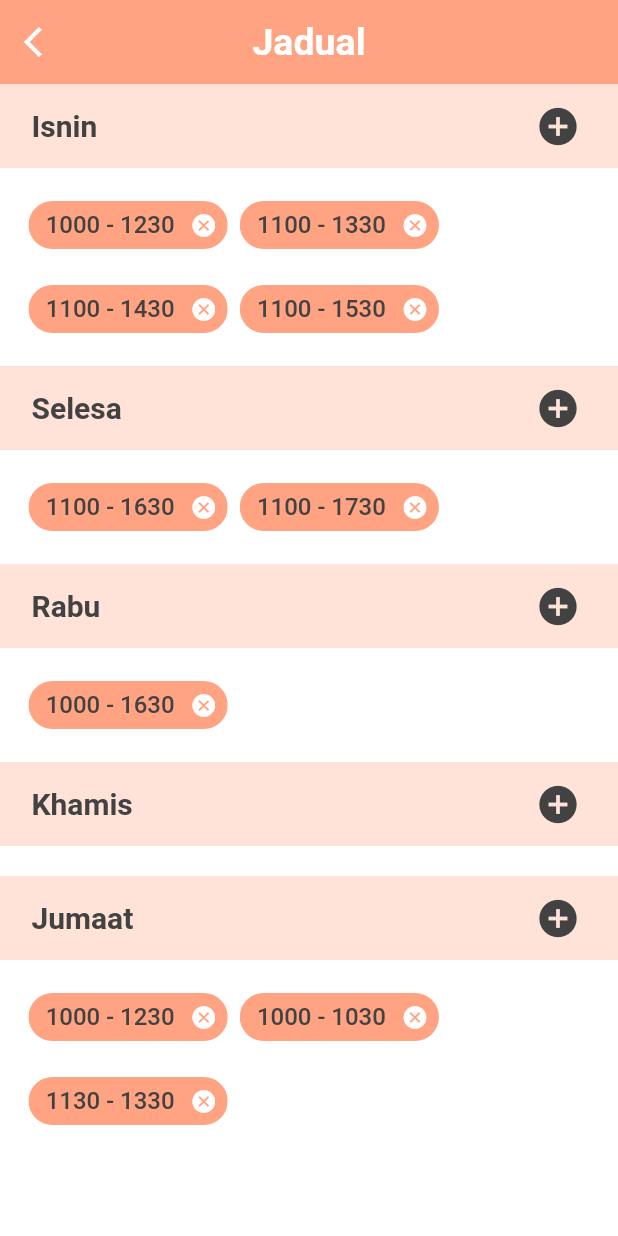
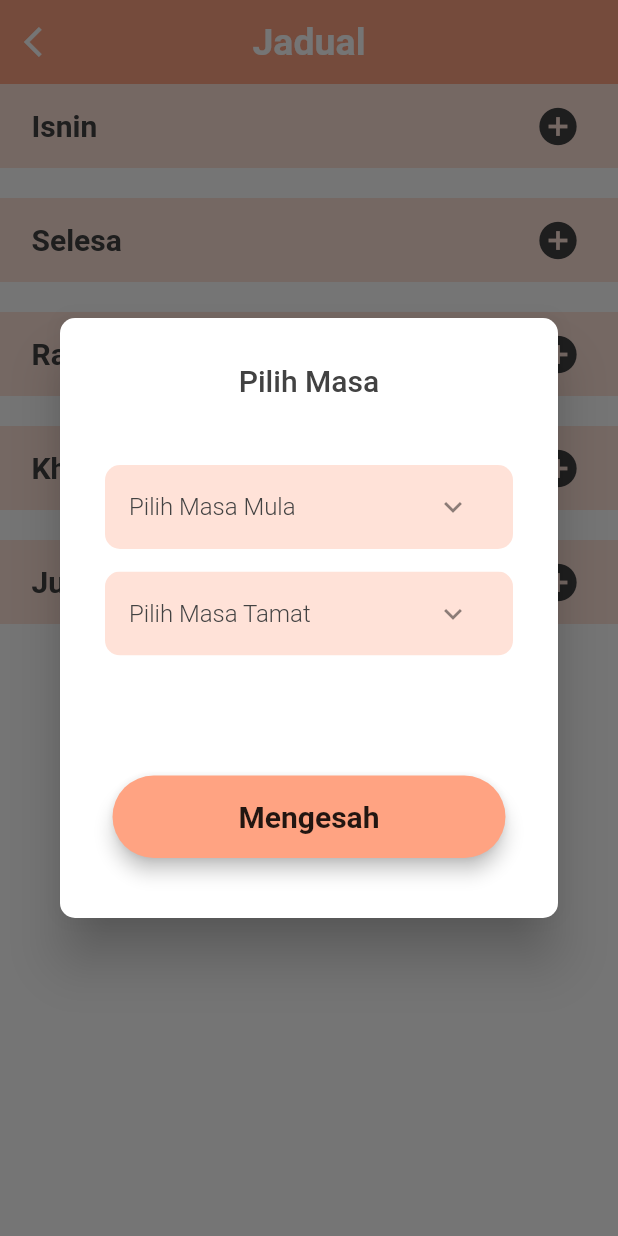
Before and after one commit to Hunzisong/DITE, a Flutter app: the SchedulePage screen opened directly, after a tap on the "add circle" icon, on a phone screen of 412 x 824 dp. Run offline on Flutter 3.47's test engine with Material 2 defaults, Android fonts, the phone set to English and light mode, and no system bars; our stand-ins replace firebase_auth, modal_progress_hud, permission_handler; missing offline and left inert: agora_rtc_engine; accounts and stored records are empty.

Commit message:
Completed core implementation of schedule page

```diff
--- a/lib/schedule/schedule_page.dart
+++ b/lib/schedule/schedule_page.dart
@@ -1,14 +1,25 @@
 import 'package:flutter/material.dart';
 import 'package:heard/constants.dart';
+import 'package:heard/widgets/widgets.dart';
 
 class SchedulePage extends StatefulWidget {
   @override
   _SchedulePageState createState() => _SchedulePageState();
 }
 
-class _SchedulePageState extends State<SchedulePage> {
+class _SchedulePageState extends State<SchedulePage> with AutomaticKeepAliveClientMixin{
+
+  @override
+  void initState() {
+    super.initState();
+  }
+
+  @override
+  bool get wantKeepAlive => true;
+
   @override
   Widget build(BuildContext context) {
+    super.build(context);
     return SafeArea(
       child: Scaffold(
         appBar: AppBar(
@@ -19,7 +30,8 @@ class _SchedulePageState extends State<SchedulePage> {
               Navigator.pop(context);
             },
           ),
-          title: Text('Jadual',
+          title: Text(
+            'Jadual',
             style: TextStyle(
                 fontSize: FontSizes.mainTitle,
                 fontWeight: FontWeight.bold,
@@ -29,44 +41,97 @@ class _SchedulePageState extends State<SchedulePage> {
           elevation: 0.0,
         ),
         backgroundColor: Colours.white,
-        body: ListView(
+        body: ListView(children: <Widget>[
+          Column(
+            crossAxisAlignment: CrossAxisAlignment.stretch,
             children: <Widget>[
-            Column(
-            crossAxisAlignment:CrossAxisAlignment.stretch,
-            children: <Widget>[
-              ScheduleSlot(title: 'Isnin', timeSlots: [
-                '1000 - 1230',
-                '1100 - 1330',
-                '1100 - 1430',
-                '1100 - 1530',
-              ],),
-              ScheduleSlot(title: 'Selesa', timeSlots: [
-                '1100 - 1630',
-                '1100 - 1730',
-              ],),
-              ScheduleSlot(title: 'Rabu', timeSlots: [
-                '1000 - 1630',
-              ],),
+              ScheduleSlot(title: 'Isnin'),
+              ScheduleSlot(title: 'Selesa'),
+              ScheduleSlot(title: 'Rabu'),
               ScheduleSlot(title: 'Khamis'),
-              ScheduleSlot(title: 'Jumaat', timeSlots: [
-                '1000 - 1230',
-                '1000 - 1030',
-                '1130 - 1330',
-              ],),
+              ScheduleSlot(title: 'Jumaat'),
             ],
           ),
-        ]
-        ),
+        ]),
       ),
     );
   }
 }
 
-class ScheduleSlot extends StatelessWidget {
+class ScheduleSlot extends StatefulWidget {
   final String title;
-  final List<String> timeSlots;
 
-  ScheduleSlot({this.title, this.timeSlots = const []});
+  ScheduleSlot({this.title});
+
+  @override
+  _ScheduleSlotState createState() => _ScheduleSlotState();
+}
+
+class _ScheduleSlotState extends State<ScheduleSlot> {
+  List<String> testTimeSlots = [];
+  TimeOfDay startTime;
+  TimeOfDay endTime;
+
+  void _addTimeSlot() {
+    String newTimeSlot =
+        '${_getFormattedTime(startTime)} - ${_getFormattedTime(endTime)}';
+    setState(() {
+      startTime = null;
+      endTime = null;
+      if (!testTimeSlots.contains(newTimeSlot)) {
+        testTimeSlots.add(newTimeSlot);
+      }
+    });
+  }
+
+  String _getFormattedTime(TimeOfDay currentTime) {
+    return currentTime.toString().substring(
+        currentTime.toString().length - 6, currentTime.toString().length - 1);
+  }
+
+  Future<TimeOfDay> _pickTime({bool isStart = true}) async {
+    TimeOfDay selectedTime =
+        await showTimePicker(context: context, initialTime: TimeOfDay.now());
+    return selectedTime;
+  }
+
+  Widget _timePickerField(
+      {String initialTitle, TimeOfDay currentTime, bool isStartTime = true}) {
+    return StatefulBuilder(builder: (context, setState) {
+      return ClipRRect(
+        borderRadius: BorderRadius.circular(Dimensions.d_10),
+        child: Container(
+          color: Colours.lightOrange,
+          child: ListTile(
+            title: Text(
+              currentTime == null
+                  ? initialTitle
+                  : _getFormattedTime(currentTime),
+              style: TextStyle(
+                  color: Colours.darkGrey,
+                  fontSize: FontSizes.normal,
+                  fontWeight: FontWeight.w300),
+            ),
+            trailing: IconButton(
+              icon: Icon(Icons.keyboard_arrow_down),
+              onPressed: () async {
+                TimeOfDay selectedTime = await _pickTime();
+                if (selectedTime != null) {
+                  setState(() {
+                    currentTime = selectedTime;
+                    if (isStartTime)
+                      startTime = currentTime;
+                    else
+                      endTime = currentTime;
+                  });
+                }
+              },
+            ),
+          ),
+        ),
+      );
+    });
+  }
 
   @override
   Widget build(BuildContext context) {
@@ -77,15 +142,15 @@ class ScheduleSlot extends StatelessWidget {
           color: Colours.lightOrange,
           shape: ContinuousRectangleBorder(
             borderRadius: BorderRadius.zero,
-          ) ,
+          ),
           borderOnForeground: true,
           elevation: 0,
-          margin: EdgeInsets.fromLTRB(0,0,0,0),
+          margin: EdgeInsets.fromLTRB(0, 0, 0, 0),
           child: ListTile(
             title: Padding(
               padding: Paddings.horizontal_5,
               child: Text(
-                      title,
+                widget.title,
                 style: TextStyle(
                   fontSize: FontSizes.title,
                   fontWeight: FontWeight.bold,
@@ -99,19 +164,81 @@ class ScheduleSlot extends StatelessWidget {
                   color: Colours.darkGrey,
                   size: Dimensions.d_30,
                 ),
-                    onPressed: (){}
+                onPressed: () {
+                  showDialog(
+                    context: context,
+                    builder: (BuildContext context) {
+                      // return object of type Dialog
+                      return Dialog(
+                        child: Container(
+                          height: Dimensions.dialogHeight,
+                          child: Padding(
+                            padding: EdgeInsets.symmetric(
+                                vertical: Dimensions.d_15,
+                                horizontal: Dimensions.d_30),
+                            child: ListView(
+                              children: <Widget>[
+                                Padding(
+                                  padding: Paddings.vertical_15,
+                                  child: Text(
+                                    "Pilih Masa",
+                                    textAlign: TextAlign.center,
+                                    style: TextStyle(
+                                        fontWeight: FontWeight.w500,
+                                        fontSize: FontSizes.title,
+                                        color: Colours.darkGrey),
+                                  ),
+                                ),
+                                SizedBox(
+                                  height: Dimensions.d_30,
+                                ),
+                                _timePickerField(
+                                  initialTitle: 'Pilih Masa Mula',
+                                  currentTime: startTime,
+                                ),
+                                SizedBox(
+                                  height: Dimensions.d_15,
+                                ),
+                                _timePickerField(
+                                    initialTitle: 'Pilih Masa Tamat',
+                                    currentTime: endTime,
+                                    isStartTime: false),
+                                SizedBox(
+                                  height: Dimensions.d_65,
+                                ),
+                                UserButton(
+                                  text: 'Mengesah',
+                                  color: Colours.orange,
+                                  onClick: () {
+                                    _addTimeSlot();
+                                    Navigator.pop(context);
+                                  },
+                                )
+                              ],
                             ),
                           ),
                         ),
+                        shape: RoundedRectangleBorder(
+                            borderRadius: BorderRadius.all(
+                                Radius.circular(Dimensions.d_10))),
+                        elevation: Dimensions.d_15,
+                      );
+                    },
+                  );
+                }),
+          ),
+        ),
         Padding(
-          padding: EdgeInsets.symmetric(horizontal: Dimensions.d_15, vertical: Dimensions.d_10),
-          child: TimeSlots(timeSlots: timeSlots,),
+          padding: EdgeInsets.symmetric(
+              horizontal: Dimensions.d_15, vertical: Dimensions.d_10),
+          child: TimeSlots(
+            timeSlots: testTimeSlots,
+          ),
         ),
       ],
     );
   }
 }
-
 
 class TimeSlotList extends StatefulWidget {
   final List<String> timeSlots;
@@ -134,8 +261,7 @@ class TimeSlotListState extends State<TimeSlotList> {
           labelStyle: TextStyle(
               fontSize: FontSizes.normal,
               fontWeight: FontWeight.w500,
-            color: Colours.darkGrey
-          ),
+              color: Colours.darkGrey),
           onDeleted: () {
             setState(() {
               widget.timeSlots.removeWhere((String entry) {
@@ -168,6 +294,8 @@ class TimeSlots extends StatefulWidget {
 class _TimeSlotsState extends State<TimeSlots> {
   @override
   Widget build(BuildContext context) {
-    return TimeSlotList(timeSlots: widget.timeSlots,);
+    return TimeSlotList(
+      timeSlots: widget.timeSlots,
+    );
   }
 }
```
Also changed, not shown: lib/home/schedule.dart (+23 -2 lines). Lines whose indentation alone changed are shown as unchanged.
